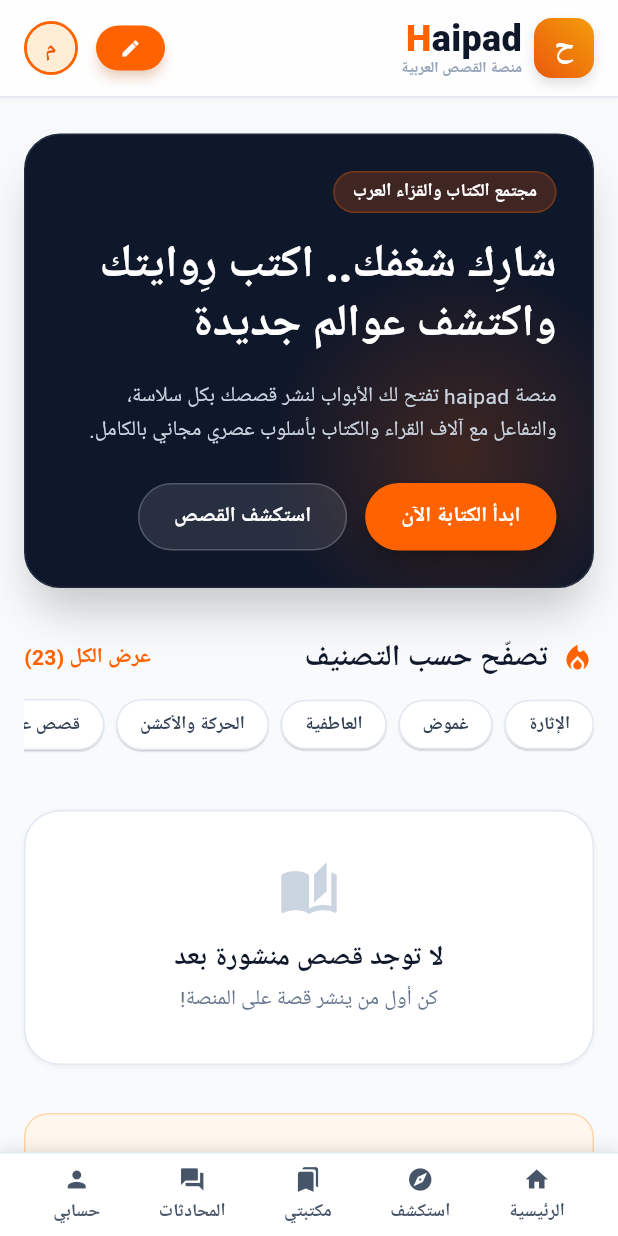
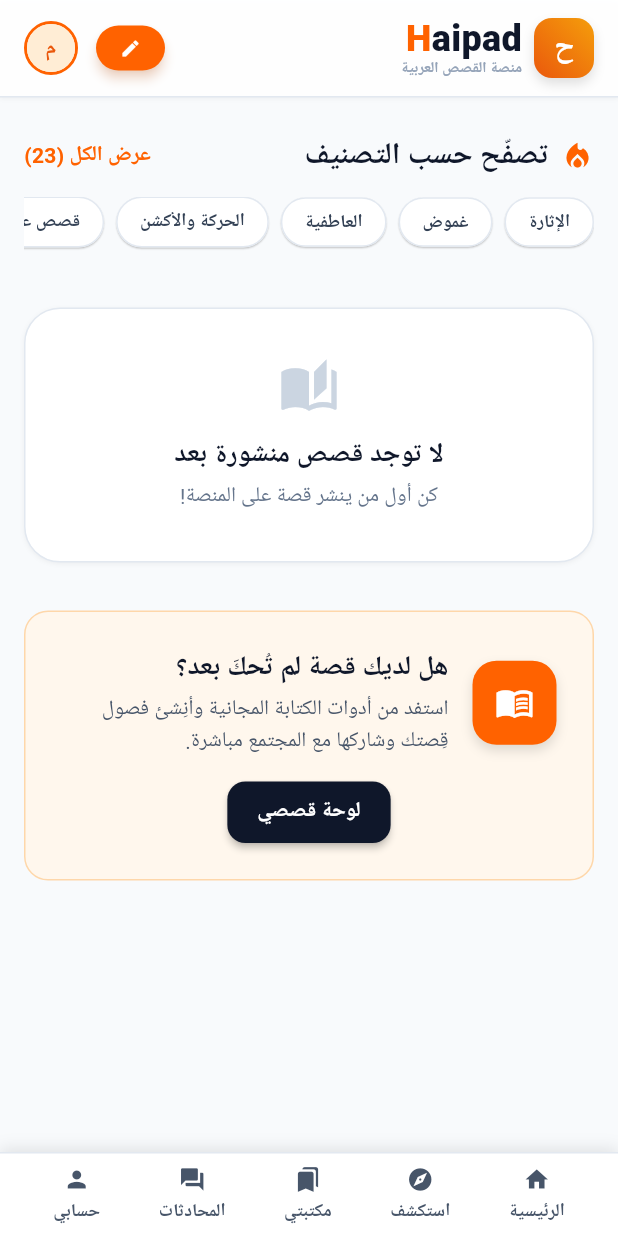
Before and after one commit to afm80/haipad, a Flutter app: the screen it shows once a user with an empty profile is signed in, on a phone screen of 412 x 824 dp. Run offline on Flutter 3.47's test engine with Material 3 defaults, Android fonts, the phone set to English and light mode, and no system bars; our stand-ins replace cloud_firestore, firebase_auth, firebase_core, google_fonts; accounts and stored records are empty; network calls fail; Roboto replaces fonts that are missing (Cairo).

Commit message:
Add files via upload

```diff
--- a/lib/pages/home_page.dart
+++ b/lib/pages/home_page.dart
@@ -1,6 +1,5 @@
 import 'package:flutter/material.dart';
 import '../data.dart';
-import '../dialogs.dart';
 import '../theme.dart';
 import '../widgets.dart';
 
@@ -13,112 +12,12 @@
     return Column(
       crossAxisAlignment: CrossAxisAlignment.stretch,
       children: [
-        _hero(context, w),
-        const SizedBox(height: 32),
         _genres(),
         const SizedBox(height: 32),
         _featured(context),
         const SizedBox(height: 32),
         _banner(w),
       ],
-    );
-  }
-
-  Widget _pillButton(String text, VoidCallback onTap, {bool primary = true}) {
-    return Material(
-      color: primary ? AppColors.brand500 : Colors.white.withOpacity(0.1),
-      shape: StadiumBorder(
-        side: primary ? BorderSide.none : BorderSide(color: Colors.white.withOpacity(0.2)),
-      ),
-      elevation: primary ? 6 : 0,
-      child: InkWell(
-        customBorder: const StadiumBorder(),
-        onTap: onTap,
-        child: Padding(
-          padding: const EdgeInsets.symmetric(horizontal: 24, vertical: 12),
-          child: Text(text, style: cairo(14, weight: FontWeight.w700, color: Colors.white)),
-        ),
-      ),
-    );
-  }
-
-  Widget _hero(BuildContext context, double w) {
-    final wide = w >= 640;
-    return Container(
-      clipBehavior: Clip.antiAlias,
-      decoration: BoxDecoration(
-        color: AppColors.slate900,
-        borderRadius: BorderRadius.circular(24),
-        border: Border.all(color: AppColors.slate800),
-        boxShadow: [
-          BoxShadow(
-              color: Colors.black.withOpacity(0.2),
-              blurRadius: 25,
-              spreadRadius: -5,
-              offset: const Offset(0, 20)),
-        ],
-      ),
-      child: Stack(
-        children: [
-          Positioned(
-            right: -40,
-            bottom: -40,
-            child: Container(
-              width: 256,
-              height: 256,
-              decoration: BoxDecoration(
-                shape: BoxShape.circle,
-                gradient: RadialGradient(colors: [
-                  AppColors.brand500.withOpacity(0.2),
-                  AppColors.brand500.withOpacity(0),
-                ]),
-              ),
-            ),
-          ),
-          Padding(
-            padding: EdgeInsets.all(wide ? 40 : 24),
-            child: Align(
-              alignment: Alignment.centerRight,
-              child: ConstrainedBox(
-                constraints: const BoxConstraints(maxWidth: 672),
-                child: Column(
-                  crossAxisAlignment: CrossAxisAlignment.start,
-                  children: [
-                    Container(
-                      padding: const EdgeInsets.symmetric(horizontal: 12, vertical: 4),
-                      decoration: BoxDecoration(
-                        color: AppColors.brand500.withOpacity(0.2),
-                        borderRadius: BorderRadius.circular(999),
-                        border: Border.all(color: AppColors.brand500.withOpacity(0.3)),
-                      ),
-                      child: Text('مجتمع الكتاب والقرّاء العرب',
-                          style: cairo(12, weight: FontWeight.w700, color: Colors.white)),
-                    ),
-                    const SizedBox(height: 16),
-                    Text('شارِك شغفك.. اكتب رِوايتك واكتشف عوالم جديدة',
-                        style: cairo(wide ? 48 : 30,
-                            weight: FontWeight.w800, color: Colors.white, height: 1.25)),
-                    const SizedBox(height: 16),
-                    Text(
-                      'منصة haipad تفتح لك الأبواب لنشر قصصك بكل سلاسة، والتفاعل مع آلاف القراء والكتاب بأسلوب عصري مجاني بالكامل.',
-                      style: cairo(wide ? 16 : 14, color: AppColors.slate300, height: 1.625),
-                    ),
-                    const SizedBox(height: 24),
-                    Wrap(
-                      spacing: 12,
-                      runSpacing: 12,
-                      children: [
-                        _pillButton('ابدأ الكتابة الآن', () => showWriteDialog(context)),
-                        _pillButton('استكشف القصص', () => app.go('explore'), primary: false),
-                      ],
-                    ),
-                  ],
-                ),
-              ),
-            ),
-          ),
-        ],
-      ),
     );
   }
 
```
